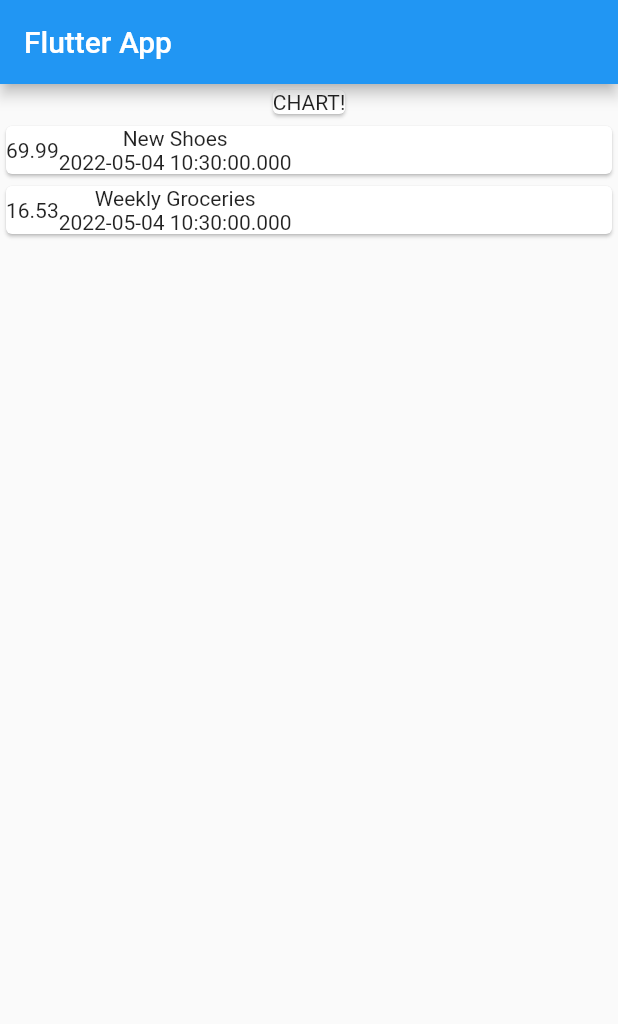
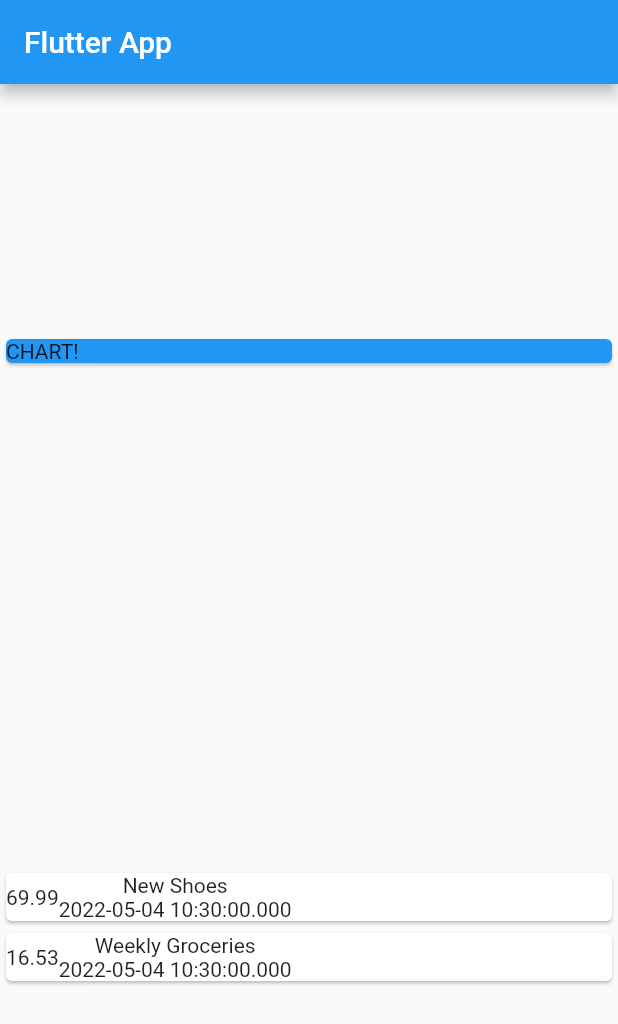
Before and after one commit to citrus77/flutter_udemy_2, a Flutter app: the screen it shows after launch, on a phone screen of 412 x 824 dp. Shown: the top 1024 px of the screen. Run offline on Flutter 3.47's test engine with Material 2 defaults, Android fonts, the phone set to English and light mode, and no system bars.

Commit message:
refactored chart & transactionList

```diff
--- a/lib/main.dart
+++ b/lib/main.dart
@@ -31,9 +31,11 @@ class MyHomePage extends StatelessWidget {
 
   Widget chart() {
     return Container(
+        width: double.infinity,
         child: Card(
-      child: Text('CHART!'),
-    ));
+          color: Colors.blue,
+          child: Text('CHART!'),
+        ));
   }
 
   Widget transactionList() {
@@ -62,10 +64,13 @@ class MyHomePage extends StatelessWidget {
           title: Text('Flutter App'),
         ),
         body: Center(
-          child: Column(children: <Widget>[
-            chart(),
-            transactionList(),
-          ]),
+          child: Column(
+              mainAxisAlignment: MainAxisAlignment.spaceAround,
+              crossAxisAlignment: CrossAxisAlignment.stretch,
+              children: <Widget>[
+                chart(),
+                transactionList(),
+              ]),
         ));
   }
 }
```
